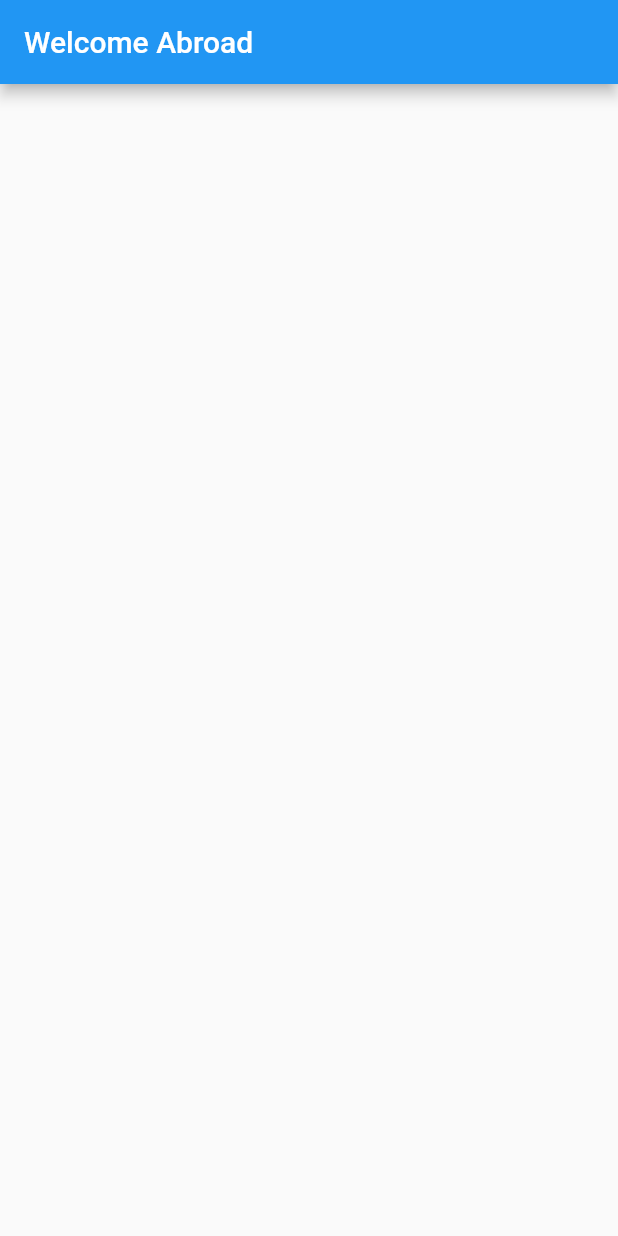
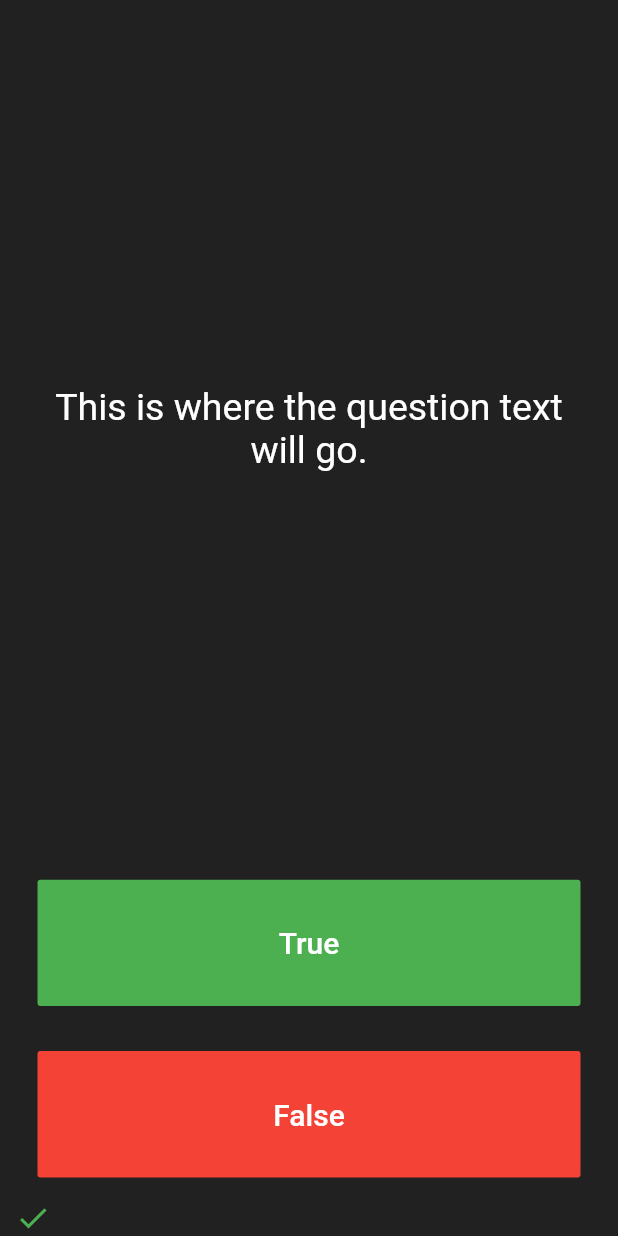
Before and after one commit to akshaybengani/Flutter-Quizzler, a Flutter app: the screen it shows after launch, on a phone screen of 412 x 824 dp. Run offline on Flutter 3.47's test engine with Material 2 defaults, Android fonts, the phone set to English and light mode, and no system bars.

Commit message:
Backing Up

```diff
--- a/lib/main.dart
+++ b/lib/main.dart
@@ -1,27 +1,98 @@
 import 'package:flutter/material.dart';
 
-void main() => runApp(MyApp());
+void main() => runApp(Quizzler());
 
-class MyApp extends StatelessWidget {
+class Quizzler extends StatelessWidget {
   @override
   Widget build(BuildContext context) {
     return MaterialApp(
-      title: 'Flutter Quizzler',
       home: Scaffold(
-        appBar: AppBar(
-          title: Text('Welcome Abroad'),
+        backgroundColor: Colors.grey.shade900,
+        body: SafeArea(
+          child: Padding(
+            padding: EdgeInsets.symmetric(horizontal: 10.0),
+            child: QuizPage(),
+          ),
         ),
-        body: MyHomePage(),
       ),
     );
   }
 }
 
-class MyHomePage extends StatelessWidget {
+class QuizPage extends StatefulWidget {
+  @override
+  _QuizPageState createState() => _QuizPageState();
+}
+
+class _QuizPageState extends State<QuizPage> {
   @override
   Widget build(BuildContext context) {
-    return Container(
-
+    return Column(
+      mainAxisAlignment: MainAxisAlignment.spaceBetween,
+      crossAxisAlignment: CrossAxisAlignment.stretch,
+      children: <Widget>[
+        Expanded(
+          flex: 5,
+          child: Padding(
+            padding: EdgeInsets.all(10.0),
+            child: Center(
+              child: Text(
+                'This is where the question text will go.',
+                textAlign: TextAlign.center,
+                style: TextStyle(
+                  fontSize: 25.0,
+                  color: Colors.white,
+                ),
+              ),
+            ),
+          ),
+        ),
+        Expanded(
+          child: Padding(
+            padding: EdgeInsets.all(15.0),
+            child: FlatButton(
+              textColor: Colors.white,
+              color: Colors.green,
+              child: Text(
+                'True',
+                style: TextStyle(
+                  color: Colors.white,
+                  fontSize: 20.0,
+                ),
+              ),
+              onPressed: () {
+                //The user picked true.
+              },
+            ),
+          ),
+        ),
+        Expanded(
+          child: Padding(
+            padding: EdgeInsets.all(15.0),
+            child: FlatButton(
+              color: Colors.red,
+              child: Text(
+                'False',
+                style: TextStyle(
+                  fontSize: 20.0,
+                  color: Colors.white,
+                ),
+              ),
+              onPressed: () {
+                //The user picked false.
+              },
+            ),
+          ),
+        ),
+        Row(
+          children: <Widget>[
+            Icon(
+              Icons.check,
+              color: Colors.green,
+            ),
+          ],
+        )
+      ],
     );
   }
 }
```
Also changed, not shown: 1 other file.
